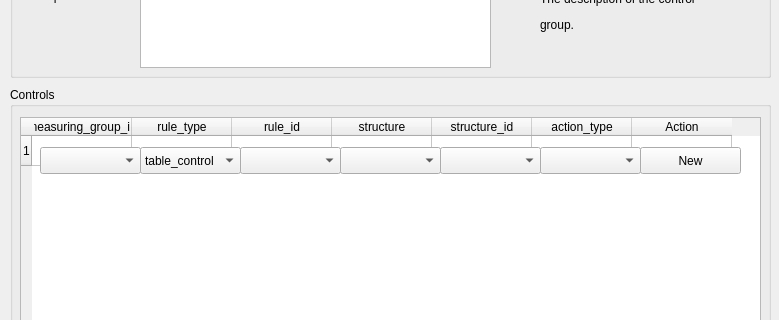
First picture: the form in ui/controlled_structures_create_control_group_dialog.ui, repository nens/threedi-results-analysis, before the edit; both pictures show x 0 to 779 and y 103 to 423 of the 779 by 513 pixel window.
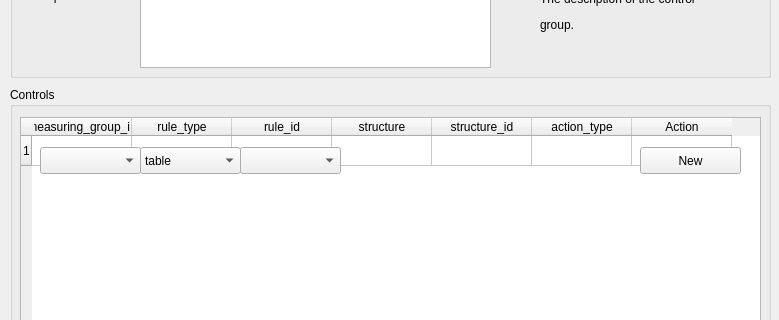
Second picture: the form after the edit.

```diff
--- a/ui/controlled_structures_create_control_group_dialog.ui
+++ b/ui/controlled_structures_create_control_group_dialog.ui
@@ -229,7 +229,7 @@
     </property>
     <item>
      <property name="text">
-      <string>table_control</string>
+      <string>table</string>
      </property>
     </item>
    </widget>
@@ -243,36 +243,6 @@
      </rect>
     </property>
    </widget>
-   <widget class="QComboBox" name="combobox_input_structure_table">
-    <property name="geometry">
-     <rect>
-      <x>330</x>
-      <y>60</y>
-      <width>101</width>
-      <height>27</height>
-     </rect>
-    </property>
-   </widget>
-   <widget class="QComboBox" name="combobox_input_structure_id">
-    <property name="geometry">
-     <rect>
-      <x>430</x>
-      <y>60</y>
-      <width>101</width>
-      <height>27</height>
-     </rect>
-    </property>
-   </widget>
-   <widget class="QComboBox" name="combobox_input_field">
-    <property name="geometry">
-     <rect>
-      <x>530</x>
-      <y>60</y>
-      <width>101</width>
-      <height>27</height>
-     </rect>
-    </property>
-   </widget>
    <widget class="QPushButton" name="pushbutton_input_control_new">
     <property name="geometry">
      <rect>
```
Left out of the diff: 3 changed lines with no effect on the pictures.
